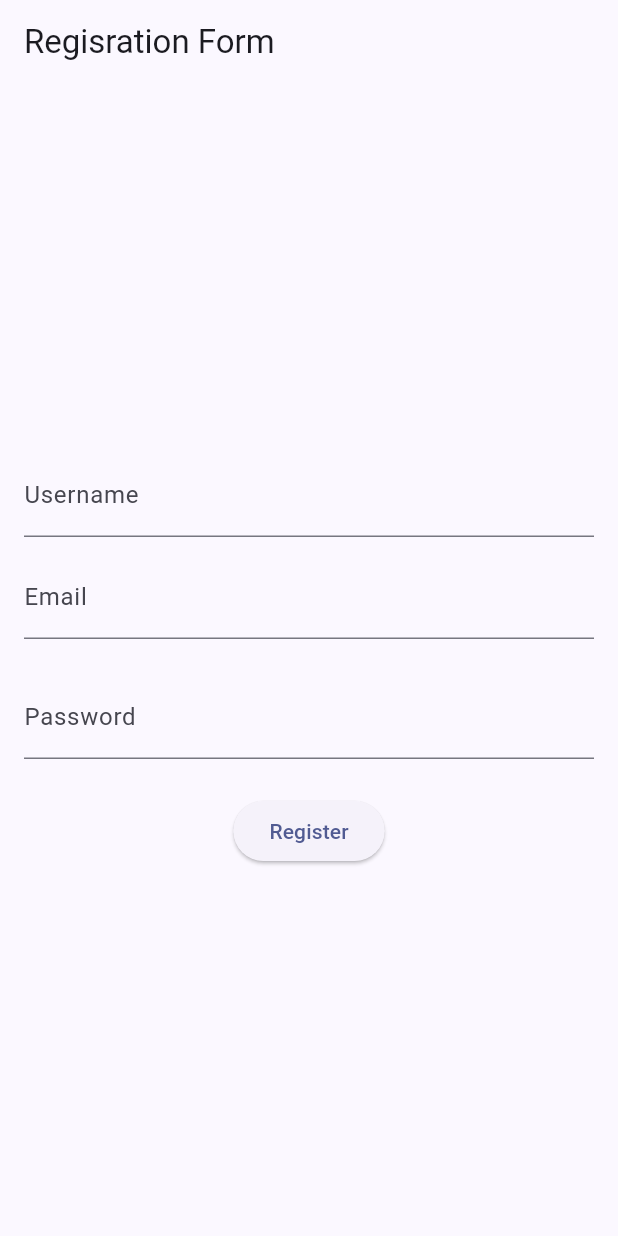
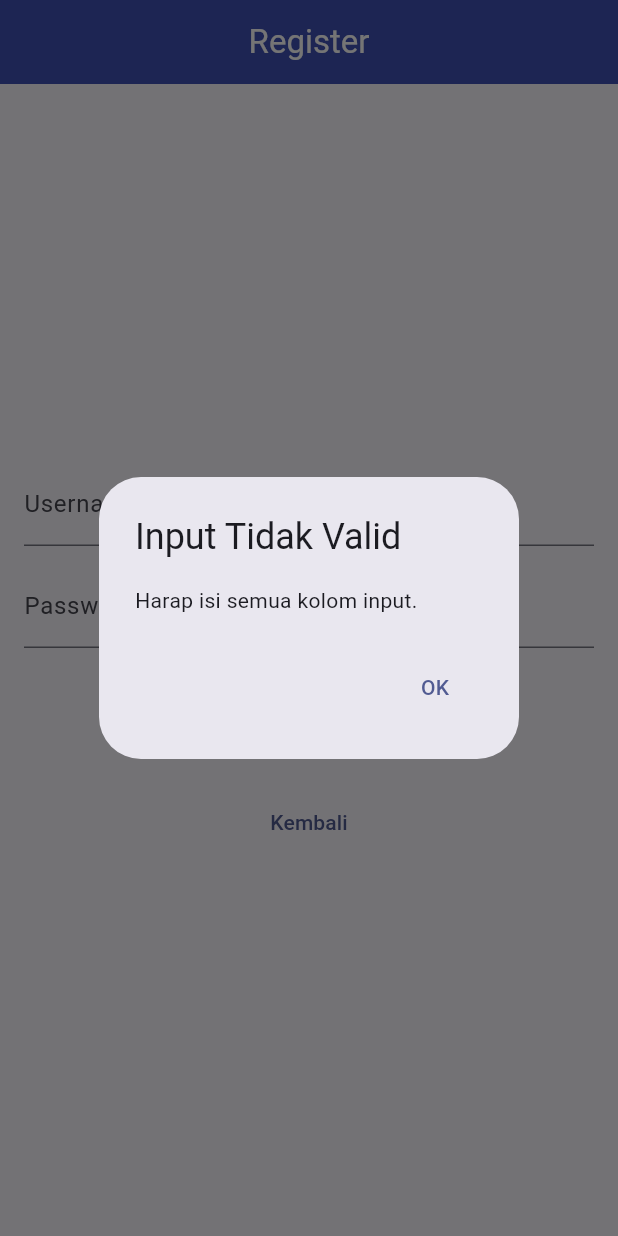
Before and after one commit to henrysoed/investment-mobile, a Flutter app: the RegistrationPage screen opened directly, after a tap on "Register", on a phone screen of 412 x 824 dp. Run offline on Flutter 3.47's test engine with Material 2 defaults, Android fonts, the phone set to English and light mode, and no system bars; missing offline and left inert: pbp_django_auth.

Commit message:
Register Tugas 9

```diff
--- a/lib/screens/login.dart
+++ b/lib/screens/login.dart
@@ -76,7 +76,6 @@ class LoginPageState extends State<LoginPage> {
                                 // Untuk menyambungkan Android emulator dengan Django pada localhost,
                                 // gunakan URL http://10.0.2.2/
                                 final response = await request.login(
-                                  //"http://fredo-melvern-tugas.pbp.cs.ui.ac.id/auth/login/"
                                   "http://127.0.0.1:8000/auth/login/"
                                   , {
                                 'username': username,
--- a/lib/screens/register.dart
+++ b/lib/screens/register.dart
@@ -1,78 +1,32 @@
 import 'package:flutter/material.dart';
-import 'package:http/http.dart' as http;
+import 'package:investment_inventory/screens/login.dart';
+import 'package:pbp_django_auth/pbp_django_auth.dart';
+import 'package:provider/provider.dart';
 
 class RegistrationPage extends StatefulWidget {
+  const RegistrationPage({Key? key}) : super(key: key);
+
   @override
   _RegistrationPageState createState() => _RegistrationPageState();
 }
 
 class _RegistrationPageState extends State<RegistrationPage> {
-  //final _formKey = GlobalKey<FormState>();
   final TextEditingController _usernameController = TextEditingController();
-  final TextEditingController _emailController = TextEditingController();
   final TextEditingController _passwordController = TextEditingController();
-
-  Future<void> _registerUser() async {
-    final url = Uri.parse("http://127.0.0.1:8000/auth/register/"
-        );
-    final response = await http.post(
-      url,
-      body: {
-        'username': _usernameController.text,
-        'email': _emailController.text,
-        'password1':
-            _passwordController.text,
-        'password2':
-            _passwordController.text,
-      },
-    );
-
-    if (response.statusCode == 200) {
-      // Handle successful registration
-      showDialog(
-        context: context,
-        builder: (BuildContext context) {
-          return AlertDialog(
-            title: Text('Success'),
-            content: Text('User registered successfully.'),
-            actions: <Widget>[
-              TextButton(
-                onPressed: () {
-                  Navigator.of(context).pop();
-                },
-                child: Text('OK'),
-              ),
-            ],
-          );
-        },
-      );
-    } else {
-      // Handle registration errors
-      showDialog(
-        context: context,
-        builder: (BuildContext context) {
-          return AlertDialog(
-            title: Text('Error'),
-            content: Text('Failed to register user.'),
-            actions: <Widget>[
-              TextButton(
-                onPressed: () {
-                  Navigator.of(context).pop();
-                },
-                child: Text('OK'),
-              ),
-            ],
-          );
-        },
-      );
-    }
-  }
 
   @override
   Widget build(BuildContext context) {
+    final request = context.watch<CookieRequest>();
     return Scaffold(
       appBar: AppBar(
-        title: const Text('Regisration Form'),
+        automaticallyImplyLeading: false,
+        title: const Center(
+          child: Text(
+            'Register',
+          ),
+        ),
+        backgroundColor: Colors.indigo,
+        foregroundColor: Colors.white,
       ),
       body: Container(
         padding: const EdgeInsets.all(16.0),
@@ -87,13 +41,6 @@ class _RegistrationPageState extends State<RegistrationPage> {
             ),
             const SizedBox(height: 12.0),
             TextField(
-              controller: _emailController,
-              decoration: const InputDecoration(
-                labelText: 'Email',
-              ),
-            ),
-            const SizedBox(height: 24.0),
-            TextField(
               controller: _passwordController,
               decoration: const InputDecoration(
                 labelText: 'Password',
@@ -103,13 +50,86 @@ class _RegistrationPageState extends State<RegistrationPage> {
             const SizedBox(height: 24.0),
             ElevatedButton(
               onPressed: () async {
-                // String username = _usernameController.text;
-                // String password = _passwordController.text;
+                String username = _usernameController.text;
+                String password = _passwordController.text;
+                if (username.isEmpty || password.isEmpty) {
+                  _usernameController.clear();
+                  _passwordController.clear();
+                  showDialog(
+                    context: context,
+                    builder: (context) => AlertDialog(
+                      title: const Text('Input Tidak Valid'),
+                      content: const Text('Harap isi semua kolom input.'),
+                      actions: [
+                        TextButton(
+                          child: const Text('OK'),
+                          onPressed: () {
+                            Navigator.pop(context);
+                          },
+                        ),
+                      ],
+                    ),
+                  );
+                  return; // Stop eksekusi jika input tidak valid
+                }
 
-                await _registerUser();
+                final response =
+                    await request.post("http://127.0.0.1:8000/auth/register/", {
+                  'username': username,
+                  'password': password,
+                });
+
+                bool status = response['status'];
+
+                if (status == false) {
+                  _usernameController.clear();
+                  _passwordController.clear();
+                  Navigator.pushReplacement(
+                    context,
+                    MaterialPageRoute(builder: (context) => LoginPage()),
+                  );
+                  showDialog(
+                    context: context,
+                    builder: (context) => AlertDialog(
+                      title: const Text('Register Gagal'),
+                      content: Text(response['message']),
+                      actions: [
+                        TextButton(
+                          child: const Text('OK'),
+                          onPressed: () {
+                            Navigator.pop(context);
+                          },
+                        ),
+                      ],
+                    ),
+                  );
+                } else {
+                  _usernameController.clear();
+                  _passwordController.clear();
+                  String message = response['message'];
+                  String uname = response['username'];
+                  Navigator.pushReplacement(
+                    context,
+                    MaterialPageRoute(builder: (context) => LoginPage()),
+                  );
+                  ScaffoldMessenger.of(context)
+                    ..hideCurrentSnackBar()
+                    ..showSnackBar(SnackBar(
+                        content: Text(
+                            "$message Berhasil membuat akun dengan username $uname.")));
+                }
               },
               child: const Text('Register'),
             ),
+            const SizedBox(height: 20),
+            TextButton(
+                onPressed: () {
+                  Navigator.pushReplacement(
+                    context,
+                    MaterialPageRoute(builder: (context) => LoginPage()),
+                  );
+                },
+                child: const Text("Kembali"))
           ],
         ),
       ),
```
